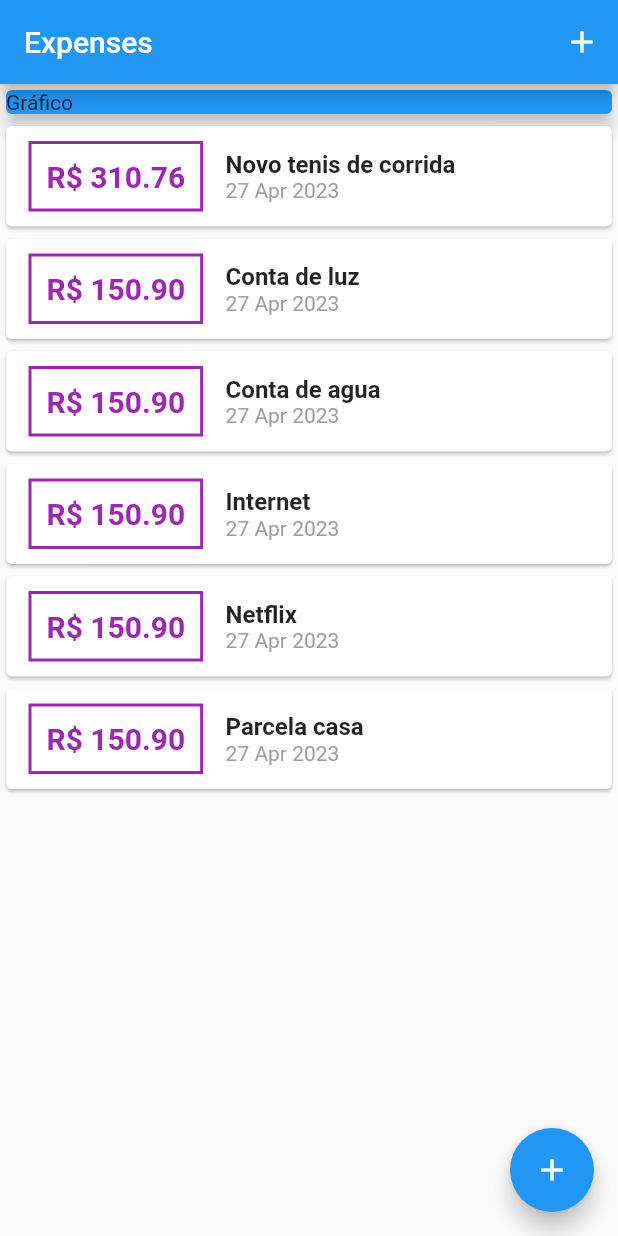
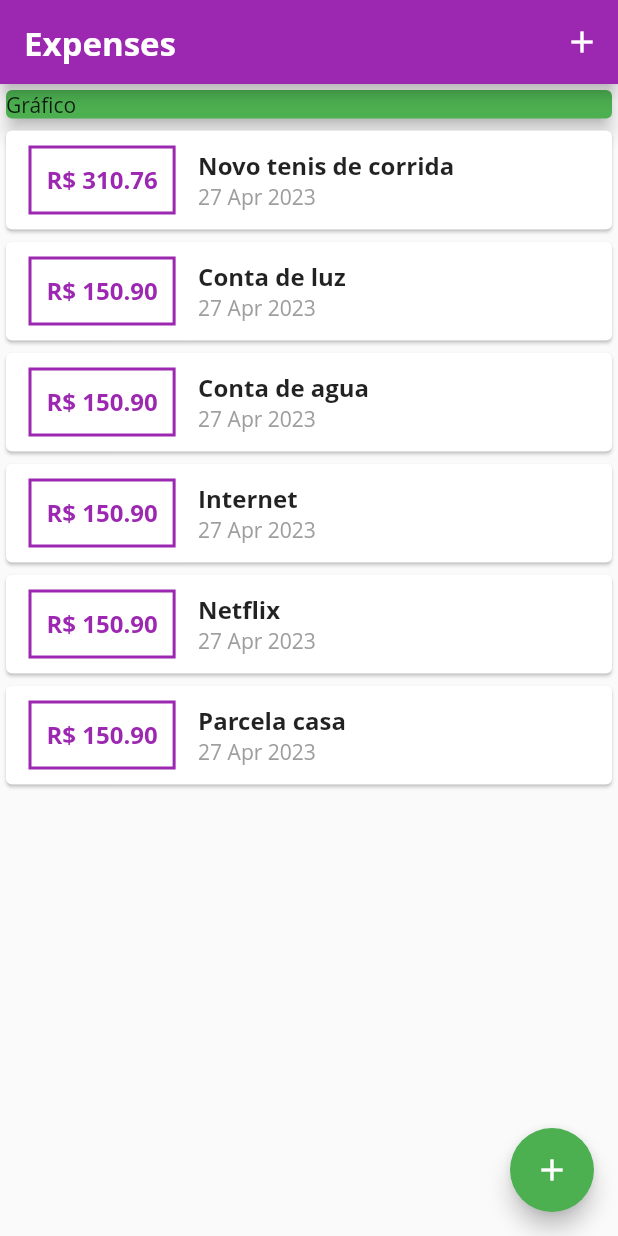
Before and after one commit to trentinrossi/flutter-expenses, a Flutter app: the screen it shows after launch, on a phone screen of 412 x 824 dp. Run offline on Flutter 3.47's test engine with Material 2 defaults, Android fonts, the phone set to English and light mode, and no system bars; Roboto replaces fonts that are missing (Open Sans).

Commit message:
115 - Add default theme

```diff
--- a/lib/components/transaction_list.dart
+++ b/lib/components/transaction_list.dart
@@ -20,17 +20,17 @@ class TransactionList extends StatelessWidget {
             child: Row(
               children: [
                 Container(
-                  margin:
-                      const EdgeInsets.symmetric(horizontal: 15, vertical: 10),
-                  decoration: BoxDecoration(
-                      border: Border.all(color: Colors.purple, width: 2)),
-                  padding: const EdgeInsets.all(10),
-                  child: Text('R\$ ${transaction.value.toStringAsFixed(2)}',
-                      style: const TextStyle(
-                          color: Colors.purple,
-                          fontSize: 20,
-                          fontWeight: FontWeight.bold)),
-                ),
+                    margin: const EdgeInsets.symmetric(
+                        horizontal: 15, vertical: 10),
+                    decoration: BoxDecoration(
+                        border: Border.all(
+                            color: Theme.of(context).colorScheme.primary,
+                            width: 2)),
+                    padding: const EdgeInsets.all(10),
+                    child: Text(
+                      'R\$ ${transaction.value.toStringAsFixed(2)}',
+                      style: Theme.of(context).textTheme.titleMedium,
+                    )),
                 Column(
                   crossAxisAlignment: CrossAxisAlignment.start,
                   children: [
--- a/lib/main.dart
+++ b/lib/main.dart
@@ -17,6 +17,43 @@ class MyApp extends StatelessWidget {
   Widget build(BuildContext context) {
     return MaterialApp(
       home: MyHomePage(),
+      theme: ThemeData(
+        colorScheme: ColorScheme.fromSwatch().copyWith(
+          primary: Colors.purple,
+          secondary: Colors.green,
+          brightness: Brightness.light,
+        ),
+        fontFamily: 'Open Sans',
+        inputDecorationTheme: const InputDecorationTheme(
+            labelStyle: TextStyle(
+          color: Colors.blue,
+          fontWeight: FontWeight.normal,
+        )),
+        textTheme: const TextTheme(
+          titleLarge: TextStyle(
+            fontSize: 22,
+            fontWeight: FontWeight.bold,
+            color: Colors.white,
+          ),
+          titleMedium: TextStyle(
+            fontSize: 16,
+            fontWeight: FontWeight.bold,
+            color: Colors.purple,
+          ),
+          titleSmall: TextStyle(
+            fontSize: 12,
+            fontWeight: FontWeight.bold,
+          ),
+          labelSmall: TextStyle(
+            fontSize: 12,
+            fontWeight: FontWeight.bold,
+          ),
+          labelMedium: TextStyle(
+            fontSize: 18,
+            fontWeight: FontWeight.bold,
+          ),
+        ),
+      ),
     );
   }
 }
@@ -65,13 +102,18 @@ class _MyHomePageState extends State<MyHomePage> {
     setState(() {
       _transactions.add(transaction);
     });
+
+    Navigator.of(context).pop();
   }
 
   @override
   Widget build(BuildContext context) {
     return Scaffold(
       appBar: AppBar(
-        title: const Text('Expenses'),
+        title: Text(
+          'Expenses',
+          style: Theme.of(context).textTheme.titleLarge,
+        ),
         actions: [
           IconButton(
               onPressed: () => _openTransactionFormModal(context),
@@ -83,10 +125,13 @@ class _MyHomePageState extends State<MyHomePage> {
           crossAxisAlignment: CrossAxisAlignment.stretch,
           children: [
             Container(
-              child: const Card(
-                color: Colors.blue,
+              child: Card(
+                color: Theme.of(context).colorScheme.secondary,
                 elevation: 5,
-                child: Text('Gráfico'),
+                child: Text(
+                  'Gráfico',
+                  style: Theme.of(context).textTheme.bodyLarge,
+                ),
               ),
             ),
             TransactionList(transactions: _transactions)
```
